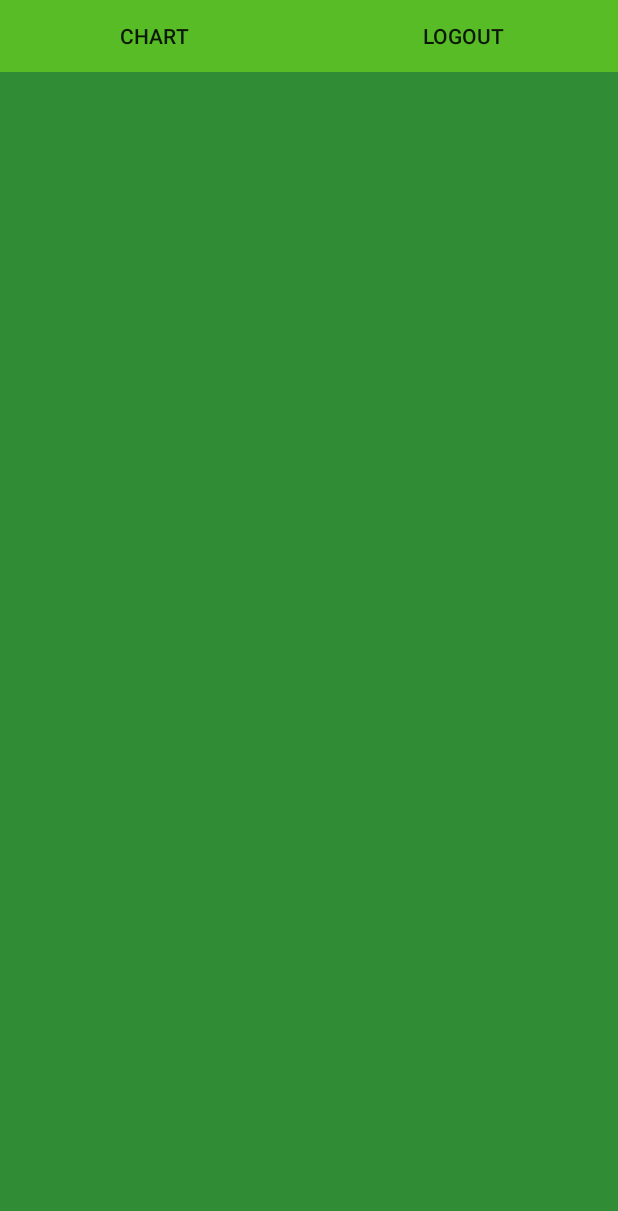
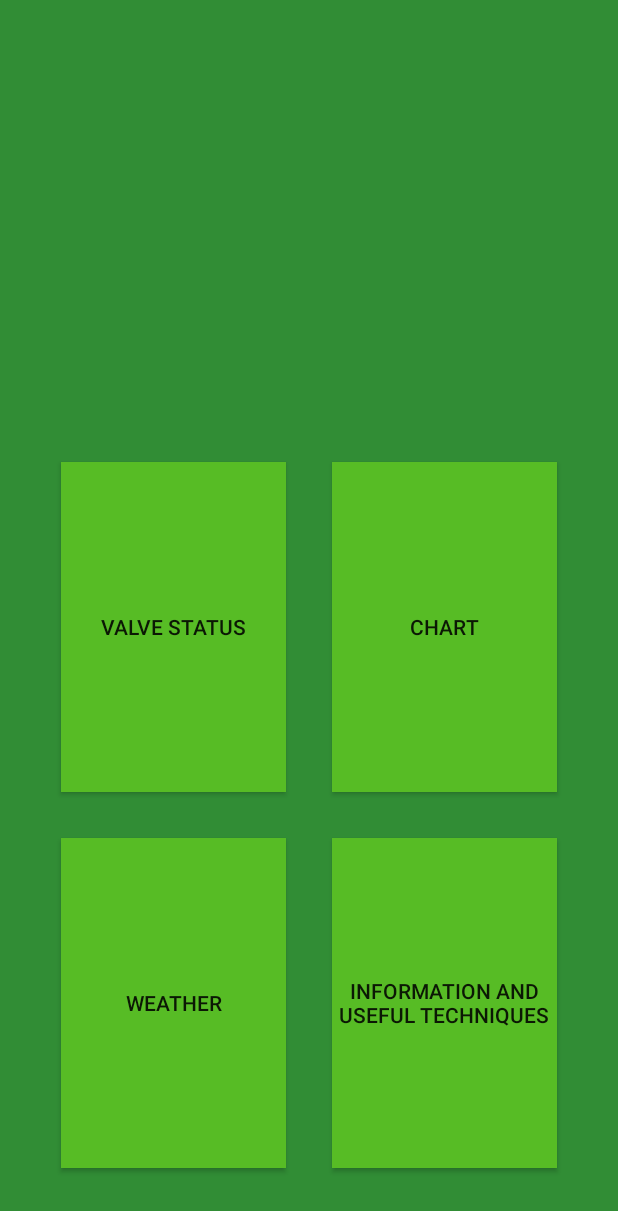
Before and after one commit to rajneeshkatkam/ProFarmingApp, an Android app: the layout activity_main_activity_after_successful_login.xml on its own in the app's theme, with its tools: preview values and no code run, on a phone screen of 412 x 824 dp. Shown: the top 1211 px of the screen. Run offline under Robolectric (Android 15) with nearby library versions, the light colour scheme and no system bars; plain views replace PieChart.

Commit message:
New layout added and activites added and UI modifications made....code for each Activity has not yet written....total four buttons added in the main UI and each button opens up required activity

```diff
--- a/app/build.gradle
+++ b/app/build.gradle
@@ -42,4 +42,8 @@ dependencies {
 
 
 
+
+
+
+
 apply plugin: 'com.google.gms.google-services'
--- a/app/src/main/AndroidManifest.xml
+++ b/app/src/main/AndroidManifest.xml
@@ -26,6 +26,10 @@
         <activity
             android:name=".mainActivityAfterSuccessfulLogin"
             android:theme="@style/MainActivityAfterSuccessfulLoginPageTheme" />
+        <activity android:name=".valveStatusActivity" />
+        <activity android:name=".chartActivity" />
+        <activity android:name=".usefulInformationActivity" />
+        <activity android:name=".weatherStatusActivity"></activity>
     </application>
 
 </manifest>
--- a/app/src/main/res/layout/activity_main_activity_after_successful_login.xml
+++ b/app/src/main/res/layout/activity_main_activity_after_successful_login.xml
@@ -13,7 +13,7 @@
         android:layout_width="match_parent"
         android:layout_height="match_parent">
 
-        <LinearLayout
+        <!--<LinearLayout
             android:id="@+id/buttonLayout"
             android:layout_width="match_parent"
             android:layout_height="wrap_content"
@@ -40,8 +40,66 @@
                 android:onClick="logout"
                 android:text="Logout" />
         </LinearLayout>
+-->
 
-        <ListView
+        <GridLayout
+            android:id="@+id/mainButtonLayout"
+            android:layout_width="wrap_content"
+            android:layout_height="wrap_content"
+            android:layout_alignParentBottom="true"
+            android:layout_centerHorizontal="true"
+            android:layout_centerVertical="true"
+            android:layout_marginBottom="30dp"
+            android:columnCount="2"
+            android:rowCount="2">
+
+
+            <Button
+                android:id="@+id/valveStatusButton"
+                android:layout_width="150dp"
+                android:layout_height="220dp"
+                android:layout_margin="15dp"
+                android:background="@color/colorAccent"
+                android:onClick="valveStatus"
+                android:text="valve Status" />
+
+            <Button
+                android:id="@+id/chartButton"
+                android:layout_width="150dp"
+                android:layout_height="220dp"
+                android:layout_margin="15dp"
+                android:background="@color/colorAccent"
+                android:onClick="chart"
+                android:text="chart" />
+
+
+            <Button
+                android:id="@+id/weatherStatusButton"
+                android:layout_width="150dp"
+                android:layout_height="220dp"
+                android:layout_margin="15dp"
+                android:background="@color/colorAccent"
+                android:onClick="weatherStatus"
+                android:text="Weather" />
+
+
+            <Button
+                android:id="@+id/usefulInformationButton"
+                android:layout_width="150dp"
+                android:layout_height="220dp"
+                android:layout_margin="15dp"
+                android:background="@color/colorAccent"
+                android:onClick="improvingTechniques"
+                android:text="Information and Useful Techniques"
+                android:layout_gravity="center"
+                android:padding="2dp"/>
+
+        </GridLayout>
+
+
+
+
+        <!--<ListView
             android:id="@+id/fieldInfoListView"
             android:layout_width="match_parent"
             android:layout_height="520dp"
@@ -49,9 +107,9 @@
             android:layout_alignParentStart="true"
             android:background="@color/colorPrimary" >
 
-        </ListView>
+        </ListView>-->
 
-        <RelativeLayout
+        <!--<RelativeLayout
             android:id="@+id/chartRelativeLayout"
             android:layout_width="match_parent"
             android:layout_height="match_parent"
@@ -72,7 +130,7 @@
                 android:layout_alignParentBottom="true"
                 android:layout_alignParentStart="true" />
         </RelativeLayout>
-
+-->
 
     </RelativeLayout>
 
--- a/app/src/main/res/menu/appbarmenu.xml
+++ b/app/src/main/res/menu/appbarmenu.xml
@@ -1,11 +1,7 @@
 <?xml version="1.0" encoding="utf-8"?>
 <menu xmlns:android="http://schemas.android.com/apk/res/android"
     xmlns:app="http://schemas.android.com/apk/res-auto">
-    <item
-        android:id="@+id/navigation"
-        android:title="app"
-        app:showAsAction="always"
-        android:gravity="left"/>
+
     <item
         android:id="@+id/settings"
         android:title="Settings"
```
Also changed, not shown: app/src/main/java/com/raj/profarmingapp/chartActivity.java (added, +20 -0 lines), app/src/main/java/com/raj/profarmingapp/mainActivityAfterSuccessfulLogin.java (+101 -46 lines), app/src/main/java/com/raj/profarmingapp/usefulInformationActivity.java (added, +21 -0 lines), app/src/main/java/com/raj/profarmingapp/valveStatusActivity.java (added, +20 -0 lines), app/src/main/java/com/raj/profarmingapp/weatherStatusActivity.java (added, +20 -0 lines), app/src/main/res/layout/activity_chart.xml (added, +9 -0 lines), app/src/main/res/layout/activity_useful_information_activity.xml (added, +9 -0 lines), app/src/main/res/layout/activity_valve_status.xml (added, +9 -0 lines), app/src/main/res/layout/activity_weather_status.xml (added, +9 -0 lines).
